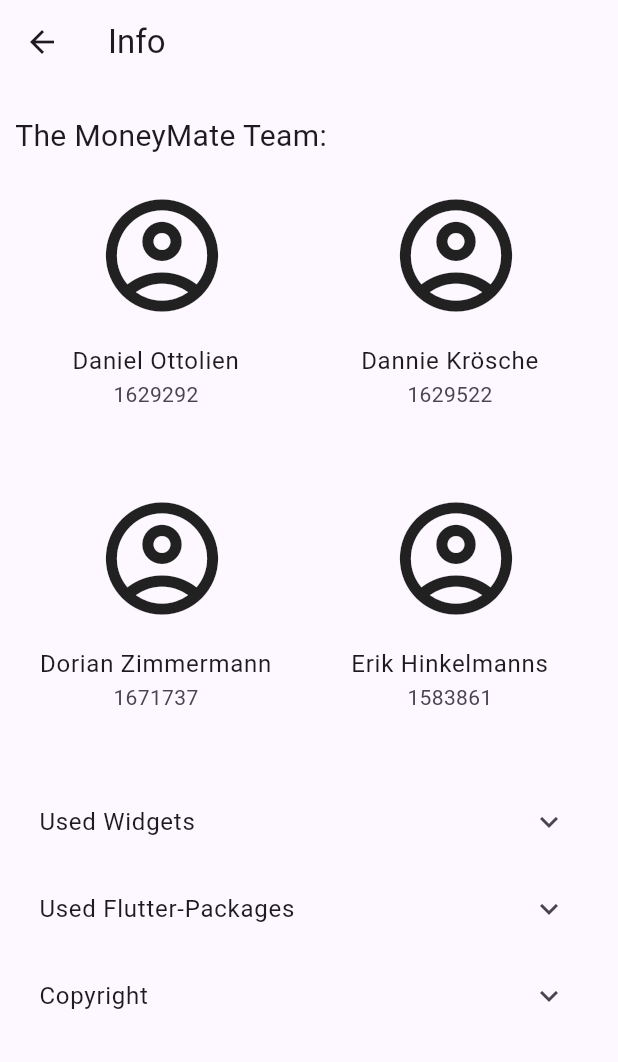
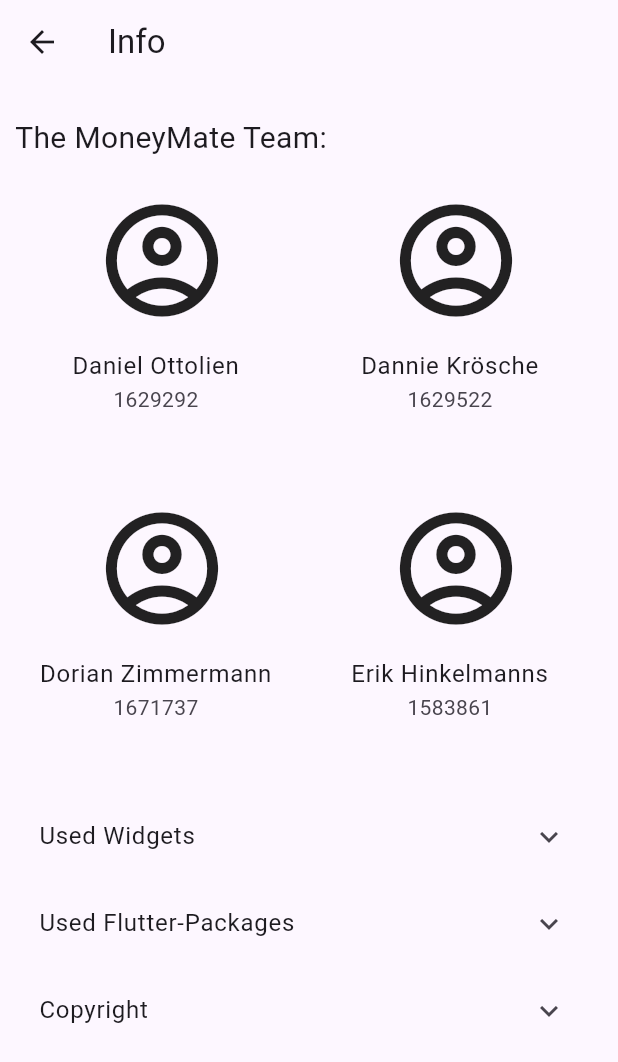
Before and after one commit to Rexo99/MoneyMate, a Flutter app: the Info screen opened directly, on a phone screen of 412 x 824 dp. Shown: the top 1062 px of the screen. Run offline on Flutter 3.47's test engine with Material 2 defaults, Android fonts, the phone set to English and light mode, and no system bars; our stand-ins replace camera, connectivity_plus, fast_immutable_collections, fl_chart, flutter_speed_dial, flutter_swipe_action_cell and 4 more; missing offline and left inert: tutorial_coach_mark; accounts and stored records are empty.

Commit message:
Added documentation and changed sizedBoxes to scale to screen height

```diff
--- a/lib/pages/Info.dart
+++ b/lib/pages/Info.dart
@@ -1,6 +1,9 @@
 import 'package:flutter/material.dart';
 import '../util/Popups.dart';
 
+/// Info Page, that displays all team members, their respective implemented features,
+/// as well as many used widgets and all packages inside the app.
+/// All Code in [Info.dart] by Dorian Zimmermann
 class Info extends StatelessWidget {
   Info({super.key, required this.title});
 
@@ -8,6 +11,7 @@ class Info extends StatelessWidget {
 
 @override
   Widget build(BuildContext context) {
+  double screenHeight = MediaQuery.of(context).size.height;
     return Scaffold(
         appBar: AppBar(
           title: Text(title),
@@ -17,13 +21,13 @@ class Info extends StatelessWidget {
           padding: const EdgeInsets.only(left: 10, right: 10),
           child: ListView(
             children: [
-              const SizedBox(height: 20),
+              SizedBox(height: screenHeight / 38),
               const Text("The MoneyMate Team:",
                   textDirection: TextDirection.ltr,
                   textAlign: TextAlign.left,
                   style: TextStyle(fontSize: 20)
               ),
-              const SizedBox(height: 20),
+              SizedBox(height: screenHeight / 38),
                 Row(children: [
                   Flexible(child:
                     Column(children: [
@@ -35,7 +39,7 @@ class Info extends StatelessWidget {
                         title: Text('Daniel Ottolien', textAlign: TextAlign.center),
                         subtitle: Text('1629292', textAlign: TextAlign.center),
                       ),
-                      const SizedBox(height: 40),
+                      SizedBox(height: screenHeight / 19),
                       GestureDetector(
                         onTap: () => infoPopup(featureList: [const Text('App Tutorial \n Login/ Register Page \n Login/ Register Exception Handling \n HomePage (EndDrawer) \n Info Page \n  App Theme Composition \n Adjustable App Theme \n Camera Initialization' , textAlign: TextAlign.center), /*todo fill list*/], context: context),
                         child: const Icon(Icons.account_circle_outlined, size: 90),
@@ -56,7 +60,7 @@ class Info extends StatelessWidget {
                           title: Text('Dannie Krösche', textAlign: TextAlign.center),
                           subtitle: Text('1629522', textAlign: TextAlign.center)
                       ),
-                      const SizedBox(height: 40),
+                      SizedBox(height: screenHeight / 19),
                       GestureDetector(
                         onTap: () => infoPopup(featureList: [const Text('HUD \n Homepage \n ExpenseOverview \n models(expense) \n dtos(expense) \n Popups(ExpensePop) \n DateTimeExtensions \n HTTPRequestBuilder \n UserState', textAlign: TextAlign.center), /*todo fill list*/], context: context),
                         child: const Icon(Icons.account_circle_outlined, size: 90),
@@ -68,7 +72,7 @@ class Info extends StatelessWidget {
                     ],),
                   ),
                 ]),
-              const SizedBox(height: 30),
+              SizedBox(height: screenHeight / 25),
               const ExpansionTile(
                 title: Text("Used Widgets"),
                 children: <Widget>[
@@ -95,6 +99,10 @@ class Info extends StatelessWidget {
                   ListTile(
                     title: Text('BarChart', style: TextStyle(fontWeight: FontWeight.bold)),
                     subtitle: Text('Displays a bar for each data point'),
+                  ),
+                  ListTile(
+                    title: Text('WillPopScore', style: TextStyle(fontWeight: FontWeight.bold)),
+                    subtitle: Text('Widget, that ignores the system back button for navigation'),
                   ),
                   ListTile(
                     title: Text('Widget', style: TextStyle(fontWeight: FontWeight.bold)),
```
